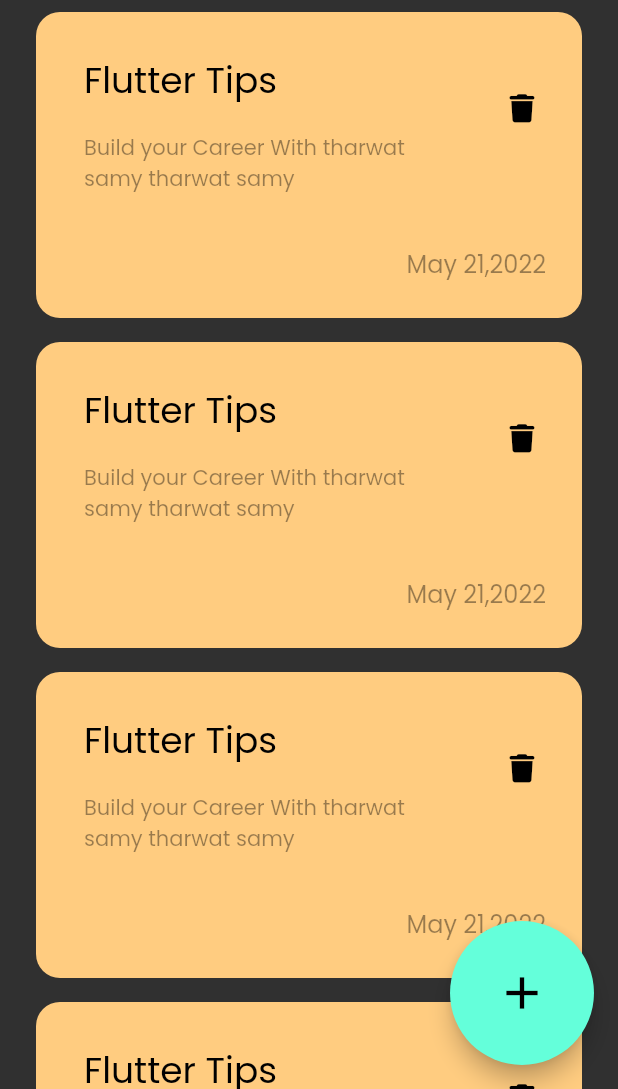
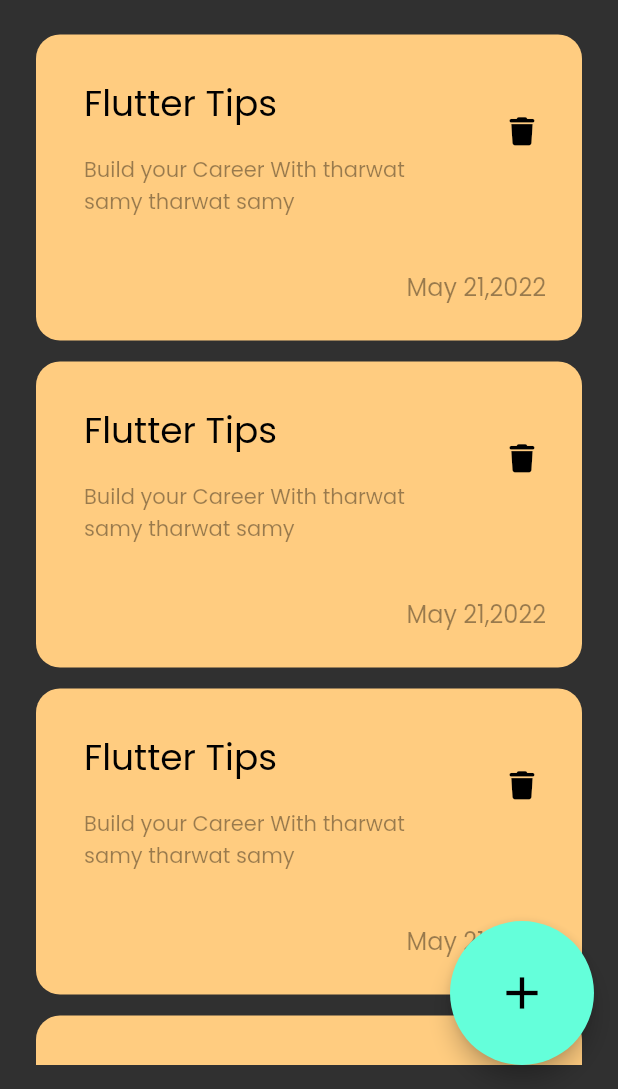
Before and after one commit to sam-emad/Notes-Ul, a Flutter app: the screen it shows after launch, on a phone screen of 412 x 824 dp, the part 147-1236 px from its top. Run offline on Flutter 3.47's test engine with Material 2 defaults, Android fonts, the phone set to English and light mode, and no system bars; our stand-ins replace font_awesome_flutter.

Commit message:
change show Modal Bottom Sheet

```diff
--- a/notes_app/lib/main.dart
+++ b/notes_app/lib/main.dart
@@ -1,5 +1,5 @@
 import 'package:flutter/material.dart';
-import 'package:notes_app/views/notes_viwe.dart';
+import 'package:notes_app/views/home_bage.dart';
 
 void main() {
   runApp(const NotesApp());
@@ -12,8 +12,8 @@ class NotesApp extends StatelessWidget {
   Widget build(BuildContext context) {
     return MaterialApp(
       debugShowCheckedModeBanner: false,
-      theme: ThemeData(brightness: Brightness.dark , fontFamily: 'Poppins'),
-      home: const NotesViwe (),
+      theme: ThemeData(brightness: Brightness.dark, fontFamily: 'Poppins'),
+      home: const HomePage(),
     );
   }
 }
--- /dev/null
+++ b/notes_app/lib/views/customs/custom_button_sheet_addnote.dart
@@ -0,0 +1,10 @@
+import 'package:flutter/cupertino.dart';
+
+class ButtonSheetAddNote extends StatelessWidget {
+  const ButtonSheetAddNote({super.key});
+
+  @override
+  Widget build(BuildContext context) {
+    return Container();
+  }
+}
--- /dev/null
+++ b/notes_app/lib/views/customs/custom_list_view_builder.dart
@@ -0,0 +1,22 @@
+import 'package:flutter/cupertino.dart';
+import 'package:notes_app/views/customs/custom_notes_ltem.dart';
+
+class ListViewBuilder extends StatelessWidget {
+  const ListViewBuilder({super.key});
+
+  @override
+  Widget build(BuildContext context) {
+    return Padding(
+      padding: EdgeInsets.symmetric(vertical: 16),
+      child: ListView.builder(
+        padding: EdgeInsets.zero,
+        itemBuilder: (context, index) {
+          return const Padding(
+            padding: EdgeInsets.symmetric(vertical: 7),
+            child: NotesItem(),
+          );
+        },
+      ),
+    );
+  }
+}
--- a/notes_app/lib/views/customs/custom_list_view_ltem.dart
+++ /dev/null
@@ -1,19 +0,0 @@
-
-import 'package:flutter/cupertino.dart';
-import 'package:notes_app/views/customs/custom_notes_ltem.dart';
-
-class ListViewltem extends StatelessWidget {
-  const ListViewltem({super.key});
-
-  @override
-  Widget build(BuildContext context) {
-    return ListView.builder(
-      itemBuilder: (context, index) {
-        return const Padding(
-          padding: EdgeInsets.symmetric(vertical: 8),
-          child: NotesItem(),
-        );
-      },
-    );
-  }
-}
--- /dev/null
+++ b/notes_app/lib/views/home_bage.dart
@@ -0,0 +1,23 @@
+import 'package:flutter/material.dart';
+import 'package:notes_app/views/widgets/notes_view_body.dart';
+import 'customs/custom_button_sheet_addnote.dart';
+
+class HomePage extends StatelessWidget {
+  const HomePage({super.key});
+
+  @override
+  Widget build(BuildContext context) {
+    return Scaffold(
+      floatingActionButton: FloatingActionButton.large(
+          onPressed: () {
+            showModalBottomSheet(
+                context: context,
+                builder: (context) {
+                  return ButtonSheetAddNote();
+                });
+          },
+          child: const Icon(Icons.add)),
+      body: const NotesViewBody(),
+    );
+  }
+}
--- a/notes_app/lib/views/notes_viwe.dart
+++ /dev/null
@@ -1,17 +0,0 @@
-import 'package:flutter/material.dart';
-
-import 'package:notes_app/views/widgets/notes_view_body.dart';
-
-class NotesViwe extends StatelessWidget {
-  const NotesViwe({super.key});
-
-  @override
-  Widget build(BuildContext context) {
-    return Scaffold(
-     floatingActionButton:
-          FloatingActionButton.large(onPressed: () {}, child: const Icon(Icons.add)),
-
-      body: const NotesViewBody(),
-    );
-  }
-}
--- a/notes_app/lib/views/widgets/notes_view_body.dart
+++ b/notes_app/lib/views/widgets/notes_view_body.dart
@@ -1,8 +1,7 @@
 import 'package:flutter/cupertino.dart';
 import 'package:flutter/material.dart';
 import 'package:notes_app/views/customs/custom_app_bar.dart';
-import '../customs/custom_list_view_ltem.dart';
-
+import '../customs/custom_list_view_builder.dart';
 
 class NotesViewBody extends StatelessWidget {
   const NotesViewBody({super.key});
@@ -15,7 +14,7 @@ class NotesViewBody extends StatelessWidget {
         SizedBox(height: 50),
         CustomAppBar(),
         Expanded(
-          child: ListViewltem(),
+          child: ListViewBuilder(),
         )
       ]),
     );
```
